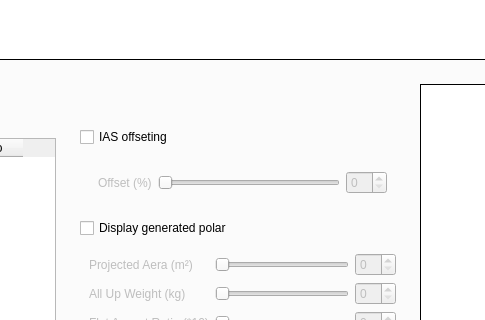
Before: the Qt Designer form src/gui/mainwindow.ui in TheGoodWeather/Vector-Vario-Analyzer, drawn with Qt 5; both pictures show x 316 to 801 and y 358 to 678 of the 1452 by 839 pixel window.
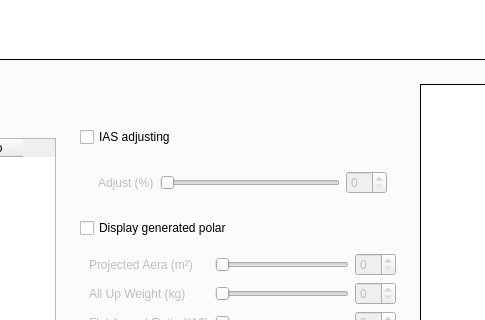
After: the same form once the commit is applied. Custom widgets are drawn as their Qt base class.

Commit message: Synchro des highlights dans le tab polaire

Patch:
```diff
--- a/src/gui/mainwindow.ui
+++ b/src/gui/mainwindow.ui
@@ -886,7 +886,7 @@
               <item>
                <widget class="QCheckBox" name="checkBox_ias_offset">
                 <property name="text">
-                 <string>IAS offseting</string>
+                 <string>IAS adjusting</string>
                 </property>
                </widget>
               </item>
@@ -902,7 +902,7 @@
                     <item>
                      <widget class="QLabel" name="label_18">
                       <property name="text">
-                       <string>Offset (%)</string>
+                       <string>Adjust (%)</string>
                       </property>
                      </widget>
                     </item>
```
The commit also changes 5 other files.
